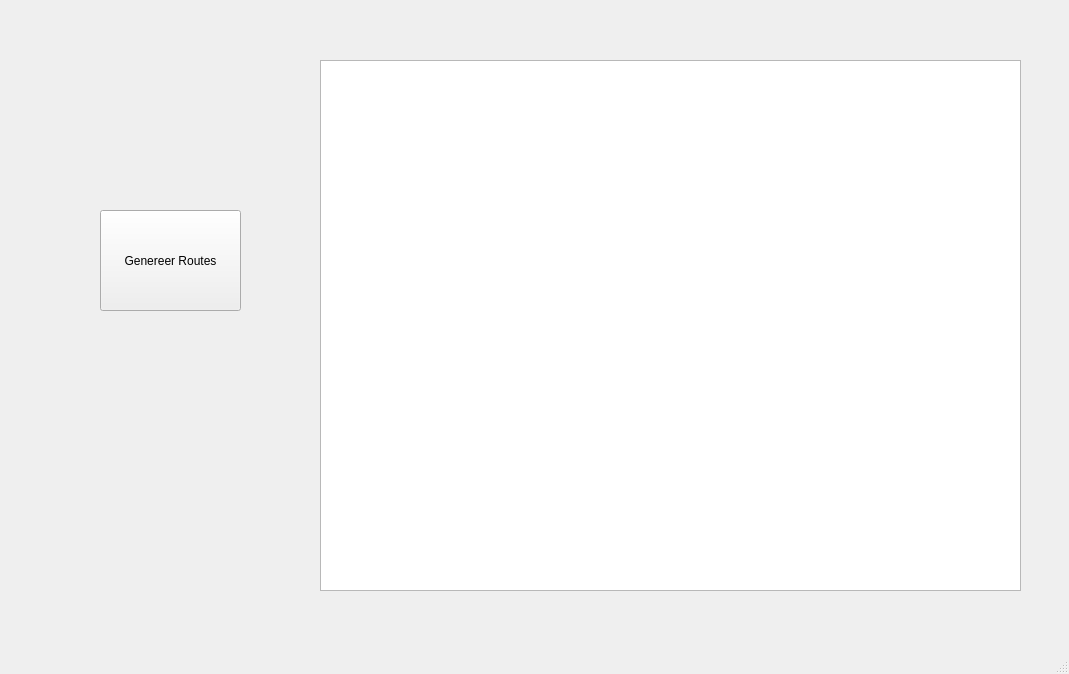
Above: RoutesGenereren/mainwindow.ui from TotallyOriginalUsername/startweek before the change. Below: the same form after it.
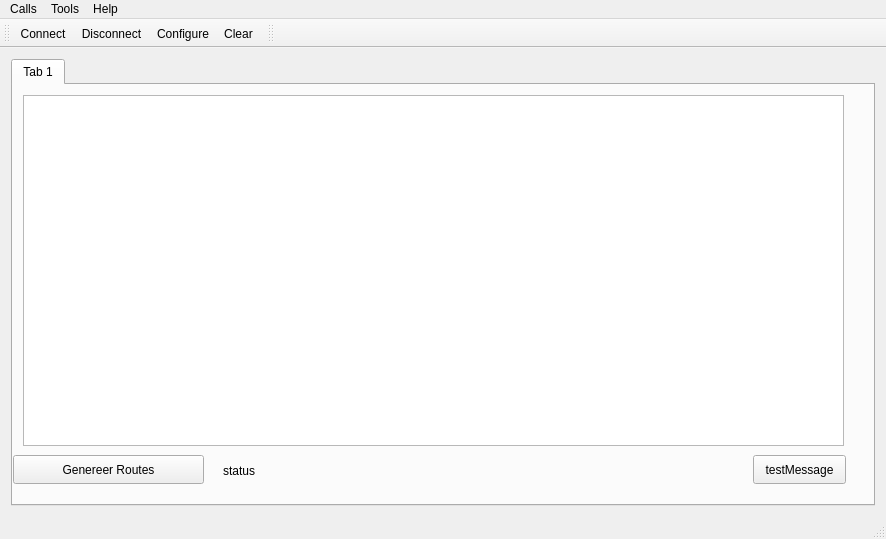
That is the form after the change. Icons and pictures are not drawn.

The edit to the form file:
```diff
--- a/RoutesGenereren/mainwindow.ui
+++ b/RoutesGenereren/mainwindow.ui
@@ -6,63 +6,230 @@
    <rect>
     <x>0</x>
     <y>0</y>
-    <width>1069</width>
-    <height>674</height>
+    <width>886</width>
+    <height>539</height>
    </rect>
   </property>
   <property name="windowTitle">
    <string>MainWindow</string>
   </property>
-  <widget class="QWidget" name="centralwidget">
-   <widget class="QPushButton" name="pushButton">
-    <property name="geometry">
-     <rect>
-      <x>100</x>
-      <y>210</y>
-      <width>141</width>
-      <height>101</height>
-     </rect>
-    </property>
-    <property name="text">
-     <string>Genereer Routes</string>
-    </property>
-   </widget>
-   <widget class="QLabel" name="statusLabel">
-    <property name="geometry">
-     <rect>
-      <x>110</x>
-      <y>340</y>
-      <width>161</width>
-      <height>20</height>
-     </rect>
-    </property>
-    <property name="text">
-     <string/>
-    </property>
-   </widget>
-   <widget class="QGraphicsView" name="graphicsView">
-    <property name="geometry">
-     <rect>
-      <x>320</x>
-      <y>60</y>
-      <width>701</width>
-      <height>531</height>
-     </rect>
-    </property>
-   </widget>
+  <widget class="QWidget" name="centralWidget">
+   <layout class="QVBoxLayout" name="verticalLayout">
+    <item>
+     <widget class="QTabWidget" name="tabWidget">
+      <property name="currentIndex">
+       <number>0</number>
+      </property>
+      <widget class="QWidget" name="tab">
+       <attribute name="title">
+        <string>Tab 1</string>
+       </attribute>
+       <widget class="QPushButton" name="pushButton">
+        <property name="geometry">
+         <rect>
+          <x>0</x>
+          <y>370</y>
+          <width>191</width>
+          <height>29</height>
+         </rect>
+        </property>
+        <property name="text">
+         <string>Genereer Routes</string>
+        </property>
+       </widget>
+       <widget class="QLabel" name="statusLabel">
+        <property name="geometry">
+         <rect>
+          <x>210</x>
+          <y>370</y>
+          <width>191</width>
+          <height>31</height>
+         </rect>
+        </property>
+        <property name="text">
+         <string>status</string>
+        </property>
+       </widget>
+       <widget class="QPushButton" name="pushButton_2">
+        <property name="geometry">
+         <rect>
+          <x>740</x>
+          <y>370</y>
+          <width>93</width>
+          <height>29</height>
+         </rect>
+        </property>
+        <property name="text">
+         <string>testMessage</string>
+        </property>
+       </widget>
+       <widget class="QGraphicsView" name="graphicsView">
+        <property name="geometry">
+         <rect>
+          <x>10</x>
+          <y>10</y>
+          <width>821</width>
+          <height>351</height>
+         </rect>
+        </property>
+       </widget>
+      </widget>
+     </widget>
+    </item>
+   </layout>
   </widget>
   <widget class="QMenuBar" name="menubar">
    <property name="geometry">
     <rect>
      <x>0</x>
      <y>0</y>
-     <width>1069</width>
-     <height>26</height>
+     <width>886</width>
+     <height>22</height>
     </rect>
    </property>
+   <widget class="QMenu" name="menuCalls">
+    <property name="title">
+     <string>Calls</string>
+    </property>
+    <addaction name="actionConnect"/>
+    <addaction name="actionDisconnect"/>
+    <addaction name="separator"/>
+    <addaction name="actionQuit"/>
+   </widget>
+   <widget class="QMenu" name="menuTools">
+    <property name="title">
+     <string>Tools</string>
+    </property>
+    <addaction name="actionConfigure"/>
+    <addaction name="actionClear"/>
+   </widget>
+   <widget class="QMenu" name="menuHelp">
+    <property name="title">
+     <string>Help</string>
+    </property>
+    <addaction name="actionAbout"/>
+    <addaction name="actionAboutQt"/>
+   </widget>
+   <addaction name="menuCalls"/>
+   <addaction name="menuTools"/>
+   <addaction name="menuHelp"/>
   </widget>
-  <widget class="QStatusBar" name="statusbar"/>
+  <widget class="QToolBar" name="mainToolBar">
+   <attribute name="toolBarArea">
+    <enum>TopToolBarArea</enum>
+   </attribute>
+   <attribute name="toolBarBreak">
+    <bool>false</bool>
+   </attribute>
+   <addaction name="actionConnect"/>
+   <addaction name="actionDisconnect"/>
+   <addaction name="actionConfigure"/>
+   <addaction name="actionClear"/>
+  </widget>
+  <widget class="QStatusBar" name="statusBar"/>
+  <widget class="QToolBar" name="toolBar">
+   <property name="windowTitle">
+    <string>toolBar</string>
+   </property>
+   <attribute name="toolBarArea">
+    <enum>TopToolBarArea</enum>
+   </attribute>
+   <attribute name="toolBarBreak">
+    <bool>false</bool>
+   </attribute>
+  </widget>
+  <action name="actionAbout">
+   <property name="text">
+    <string>&amp;About</string>
+   </property>
+   <property name="toolTip">
+    <string>About program</string>
+   </property>
+   <property name="shortcut">
+    <string>Alt+A</string>
+   </property>
+  </action>
+  <action name="actionAboutQt">
+   <property name="text">
+    <string>About Qt</string>
+   </property>
+  </action>
+  <action name="actionConnect">
+   <property name="icon">
+    <iconset resource="terminal.qrc">
+     <normaloff>:/images/connect.png</normaloff>:/images/connect.png</iconset>
+   </property>
+   <property name="text">
+    <string>C&amp;onnect</string>
+   </property>
+   <property name="toolTip">
+    <string>Connect to serial port</string>
+   </property>
+   <property name="shortcut">
+    <string>Ctrl+O</string>
+   </property>
+  </action>
+  <action name="actionDisconnect">
+   <property name="icon">
+    <iconset resource="terminal.qrc">
+     <normaloff>:/images/disconnect.png</normaloff>:/images/disconnect.png</iconset>
+   </property>
+   <property name="text">
+    <string>&amp;Disconnect</string>
+   </property>
+   <property name="toolTip">
+    <string>Disconnect from serial port</string>
+   </property>
+   <property name="shortcut">
+    <string>Ctrl+D</string>
+   </property>
+  </action>
+  <action name="actionConfigure">
+   <property name="icon">
+    <iconset resource="terminal.qrc">
+     <normaloff>:/images/settings.png</normaloff>:/images/settings.png</iconset>
+   </property>
+   <property name="text">
+    <string>&amp;Configure</string>
+   </property>
+   <property name="toolTip">
+    <string>Configure serial port</string>
+   </property>
+   <property name="shortcut">
+    <string>Alt+C</string>
+   </property>
+  </action>
+  <action name="actionClear">
+   <property name="icon">
+    <iconset resource="terminal.qrc">
+     <normaloff>:/images/clear.png</normaloff>:/images/clear.png</iconset>
+   </property>
+   <property name="text">
+    <string>C&amp;lear</string>
+   </property>
+   <property name="toolTip">
+    <string>Clear data</string>
+   </property>
+   <property name="shortcut">
+    <string>Alt+L</string>
+   </property>
+  </action>
+  <action name="actionQuit">
+   <property name="icon">
+    <iconset resource="terminal.qrc">
+     <normaloff>:/images/application-exit.png</normaloff>:/images/application-exit.png</iconset>
+   </property>
+   <property name="text">
+    <string>&amp;Quit</string>
+   </property>
+   <property name="shortcut">
+    <string>Ctrl+Q</string>
+   </property>
+  </action>
  </widget>
- <resources/>
+ <layoutdefault spacing="6" margin="11"/>
+ <resources>
+  <include location="terminal.qrc"/>
+ </resources>
  <connections/>
 </ui>
```
Left out of the diff: 4 changed lines with no effect on the pictures.
